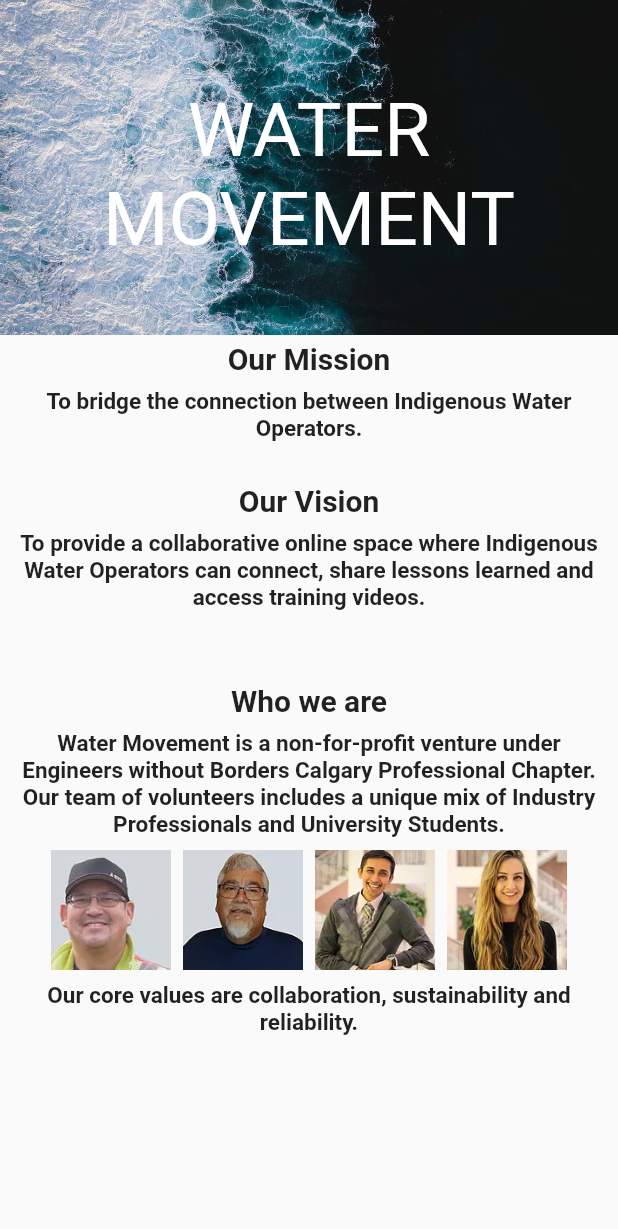
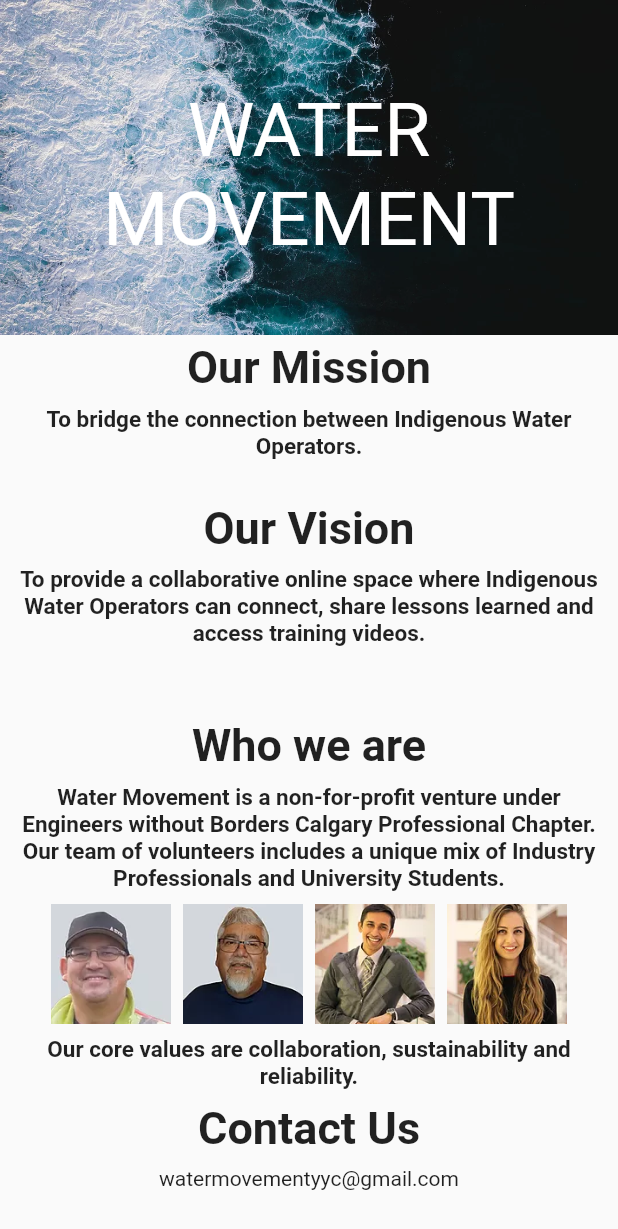
Before and after one commit to March-27-Hackathon/water-movement-st0ro, a Flutter app: the AboutTab widget shown alone on an empty page, opened directly, on a phone screen of 412 x 824 dp. Shown: the top 1229 px of the screen. Run offline on Flutter 3.47's test engine with Material 2 defaults, Android fonts, the phone set to English and light mode, and no system bars.

Commit message:
Test url launcher

```diff
--- a/water_movement/lib/main.dart
+++ b/water_movement/lib/main.dart
@@ -1,6 +1,7 @@
 import 'dart:ui';
 
 import 'package:flutter/material.dart';
+import 'package:url_launcher/url_launcher.dart';
 
 void main() => runApp(WaterMovement());
 
@@ -1928,7 +1929,7 @@
                     'Our Mission',
                     textAlign: TextAlign.center,
                     style: TextStyle(
-                      fontSize: 20,
+                      fontSize: 30,
                       fontWeight: FontWeight.bold,
                     ),
                   ),
@@ -1957,7 +1958,7 @@
                     'Our Vision',
                     textAlign: TextAlign.center,
                     style: TextStyle(
-                      fontSize: 20,
+                      fontSize: 30,
                       fontWeight: FontWeight.bold,
                     ),
                   ),
@@ -1991,7 +1992,7 @@
                     'Who we are',
                     textAlign: TextAlign.center,
                     style: TextStyle(
-                      fontSize: 20,
+                      fontSize: 30,
                       fontWeight: FontWeight.bold,
                     ),
                   ),
@@ -2052,6 +2053,29 @@
                   ),
                 ),
               ),
+              Container(
+                padding: const EdgeInsets.all(4),
+                child: Center(
+                  child: Text(
+                    'Contact Us',
+                    textAlign: TextAlign.center,
+                    style: TextStyle(
+                      fontSize: 30,
+                      fontWeight: FontWeight.bold,
+                    ),
+                  ),
+                ),
+              ),
+
+              Container(
+                padding: const EdgeInsets.all(4),
+                child: Center(
+                  child: new InkWell(
+                    child: new Text('watermovementyyc@gmail.com'),
+                        onTap: () => launch('youtube.com')
+                  ),
+                ),
+              ),
             ],
           ),
         ],
--- a/water_movement/pubspec.yaml
+++ b/water_movement/pubspec.yaml
@@ -23,6 +23,7 @@
 dependencies:
   flutter:
     sdk: flutter
+  url_launcher:
 
 
   # The following adds the Cupertino Icons font to your application.
```
Also changed, not shown: water_movement/pubspec.lock.
